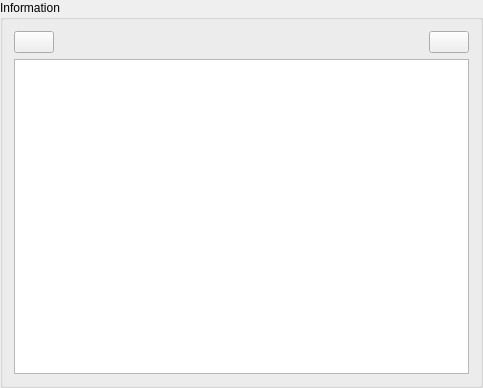
ckaus/EpiPy, file epipy/ui/infogroupbox.ui: the form before one commit.
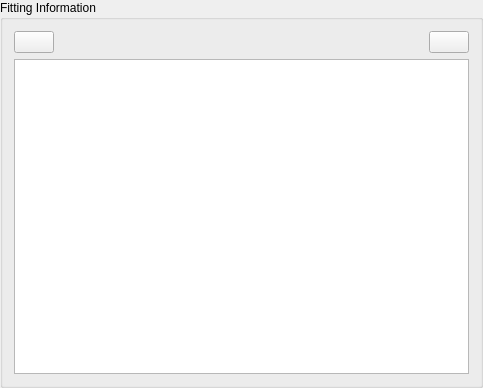
The form after the commit. Icons and pictures are not drawn.

Commit message: add message box to clear button

```diff
--- a/epipy/ui/infogroupbox.ui
+++ b/epipy/ui/infogroupbox.ui
@@ -14,7 +14,7 @@
    <string>GroupBox</string>
   </property>
   <property name="title">
-   <string>Information</string>
+   <string>Fitting Information</string>
   </property>
   <layout class="QVBoxLayout" name="verticalLayout">
    <item>
```
The commit also changes 4 other files.
